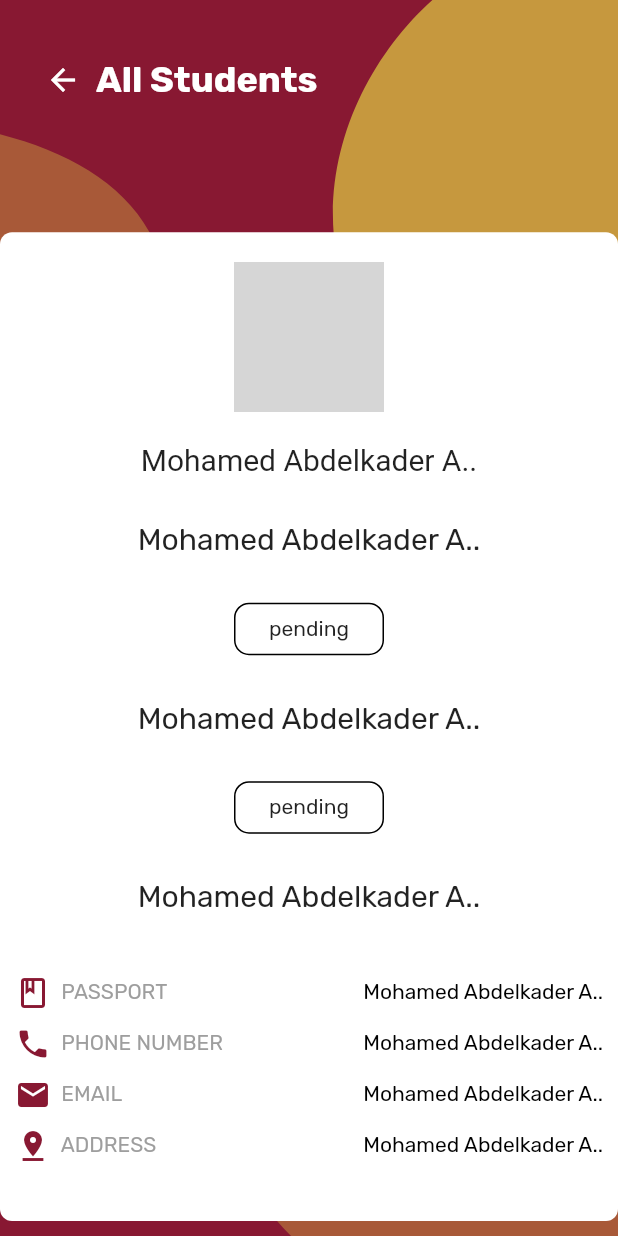
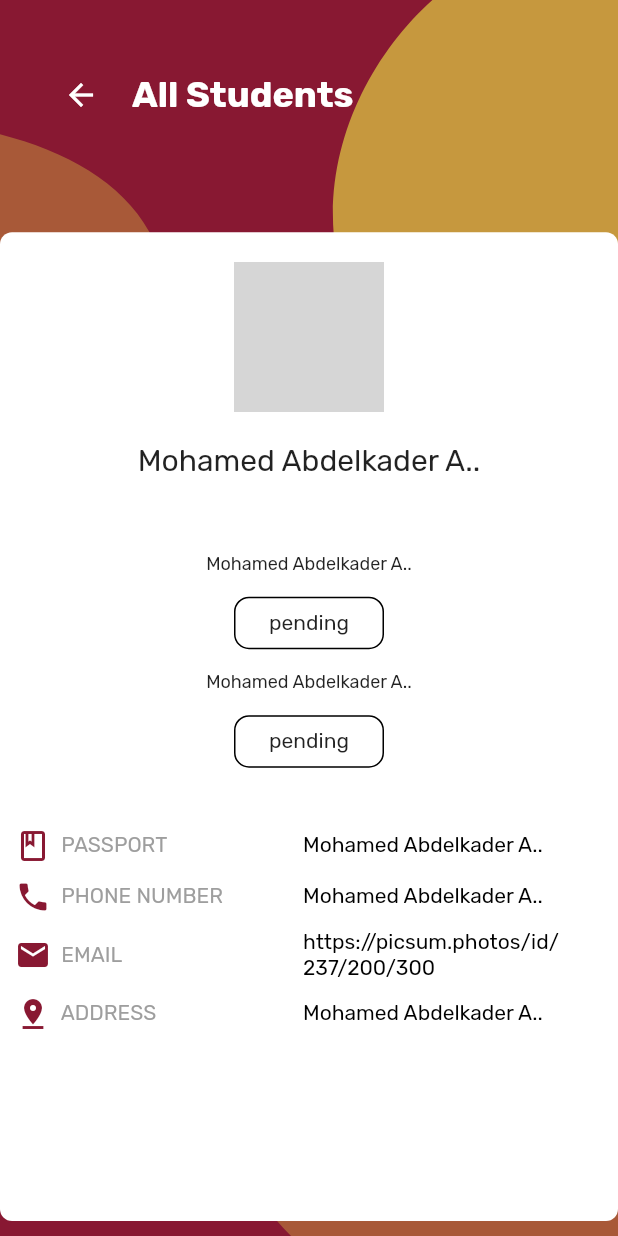
Before and after one commit to hiahmad30/OTASuniversties, a Flutter app: the AllStudents screen opened directly, after a tap on "Mohamed Abdelkader A..", on a phone screen of 412 x 824 dp. Run offline on Flutter 3.47's test engine with Material 2 defaults, Android fonts, the light colour scheme and no system bars; our stand-ins replace charts_flutter, flutter_svg, get, google_fonts; network calls fail; grey boxes are pictures that could not be loaded.

Commit message:
final update

```diff
--- a/lib/Screens/AllStudents.dart
+++ b/lib/Screens/AllStudents.dart
@@ -20,7 +20,7 @@ class _AllStudentsState extends State<AllStudents> {
         photoUrl: 'https://picsum.photos/id/237/200/300'),
     StudentModel(
         status: 'pending',
-        name: 'Mohamed Abdelkader A..',
+        name: 'MOHAMMAD ISSAM MOHAMMAD ABU FARHAH',
         photoUrl: 'https://picsum.photos/id/237/200/300'),
     StudentModel(
         status: 'pending',
@@ -156,7 +156,12 @@ class _AllStudentsState extends State<AllStudents> {
                       SizedBox(
                         width: 20,
                       ),
-                      Text(studentModel.name)
+                      Container(
+                          width: 150,
+                          child: Text(
+                            studentModel.name,
+                            overflow: TextOverflow.fade,
+                          ))
                     ],
                   ),
                 ),
--- a/lib/Screens/StudentProfile.dart
+++ b/lib/Screens/StudentProfile.dart
@@ -64,19 +64,25 @@ class _StudentProfileState extends State<StudentProfile> {
                               ),
                             ),
                           ),
-                          Text(
+                          Container(
+                            width: Get.width * 0.7,
+                            child: Text(
                               widget.studentModel.name,
-                            style: GoogleFonts.gildaDisplay(fontSize: 20),
+                              textAlign: TextAlign.center,
+                              style: TextStyle(
+                                fontSize: 20,
+                              ),
+                            ),
                           ),
                           SizedBox(
-                            height: 30,
+                            height: 50,
                           ),
                           Text(
                             widget.studentModel.name,
-                            style: TextStyle(fontSize: 20),
+                            style: TextStyle(fontSize: 12),
                           ),
                           SizedBox(
-                            height: 30,
+                            height: 15,
                           ),
                           Container(
                             width: 100,
@@ -98,14 +104,14 @@ class _StudentProfileState extends State<StudentProfile> {
                             ),
                           ),
                           SizedBox(
-                            height: 30,
+                            height: 15,
                           ),
                           Text(
                             widget.studentModel.name,
-                            style: TextStyle(fontSize: 20),
+                            style: TextStyle(fontSize: 12),
                           ),
                           SizedBox(
-                            height: 30,
+                            height: 15,
                           ),
                           Container(
                             width: 100,
@@ -125,13 +131,6 @@ class _StudentProfileState extends State<StudentProfile> {
                                 width: 1,
                               ),
                             ),
-                          ),
-                          SizedBox(
-                            height: 30,
-                          ),
-                          Text(
-                            widget.studentModel.name,
-                            style: TextStyle(fontSize: 20),
                           ),
                           SizedBox(
                             height: 30,
@@ -158,9 +157,12 @@ class _StudentProfileState extends State<StudentProfile> {
                                           ),
                                         ],
                                       ),
-                                      Text(widget.studentModel.name,
+                                      Container(
+                                        width: 200,
+                                        child: Text(widget.studentModel.name,
                                             style:
                                                 TextStyle(color: Colors.black)),
+                                      ),
                                     ],
                                   ),
                                   SizedBox(height: 10),
@@ -181,9 +183,12 @@ class _StudentProfileState extends State<StudentProfile> {
                                           ),
                                         ],
                                       ),
-                                      Text(widget.studentModel.name,
+                                      Container(
+                                        width: 200,
+                                        child: Text(widget.studentModel.name,
                                             style:
                                                 TextStyle(color: Colors.black)),
+                                      ),
                                     ],
                                   ),
                                   SizedBox(height: 10),
@@ -204,9 +209,13 @@ class _StudentProfileState extends State<StudentProfile> {
                                           ),
                                         ],
                                       ),
-                                      Text(widget.studentModel.name,
+                                      Container(
+                                        width: 200,
+                                        child: Text(
+                                            widget.studentModel.photoUrl,
                                             style:
                                                 TextStyle(color: Colors.black)),
+                                      ),
                                     ],
                                   ),
                                   SizedBox(height: 10),
@@ -227,9 +236,12 @@ class _StudentProfileState extends State<StudentProfile> {
                                           ),
                                         ],
                                       ),
-                                      Text(widget.studentModel.name,
+                                      Container(
+                                        width: 200,
+                                        child: Text(widget.studentModel.name,
                                             style:
                                                 TextStyle(color: Colors.black)),
+                                      ),
                                     ],
                                   )
                                 ],
@@ -249,10 +261,14 @@ class _StudentProfileState extends State<StudentProfile> {
                   children: [
                     Row(
                       children: [
-                        Icon(
+                        IconButton(
+                            onPressed: () {
+                              Get.back();
+                            },
+                            icon: Icon(
                               Icons.arrow_back,
                               color: Colors.white,
-                        ),
+                            )),
                         SizedBox(
                           width: 10,
                         ),
```
Also changed, not shown: lib/Screens/Widgets/ButtomBar.dart (+21 -65 lines), 1 other file. Lines whose indentation alone changed are shown as unchanged.
